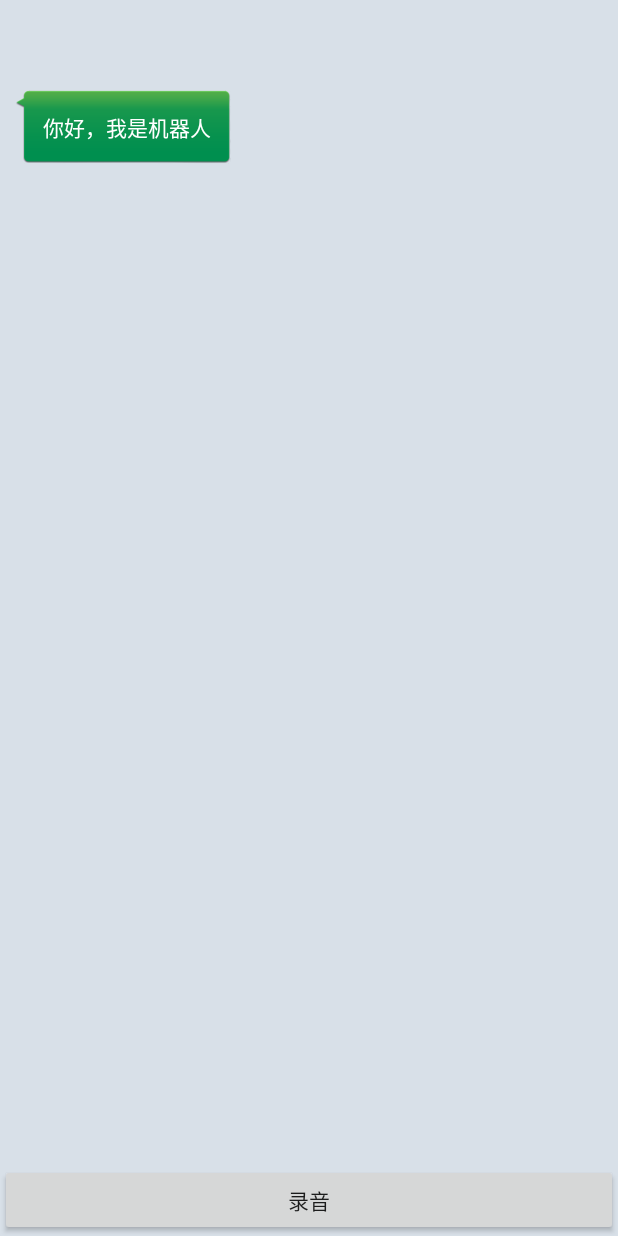
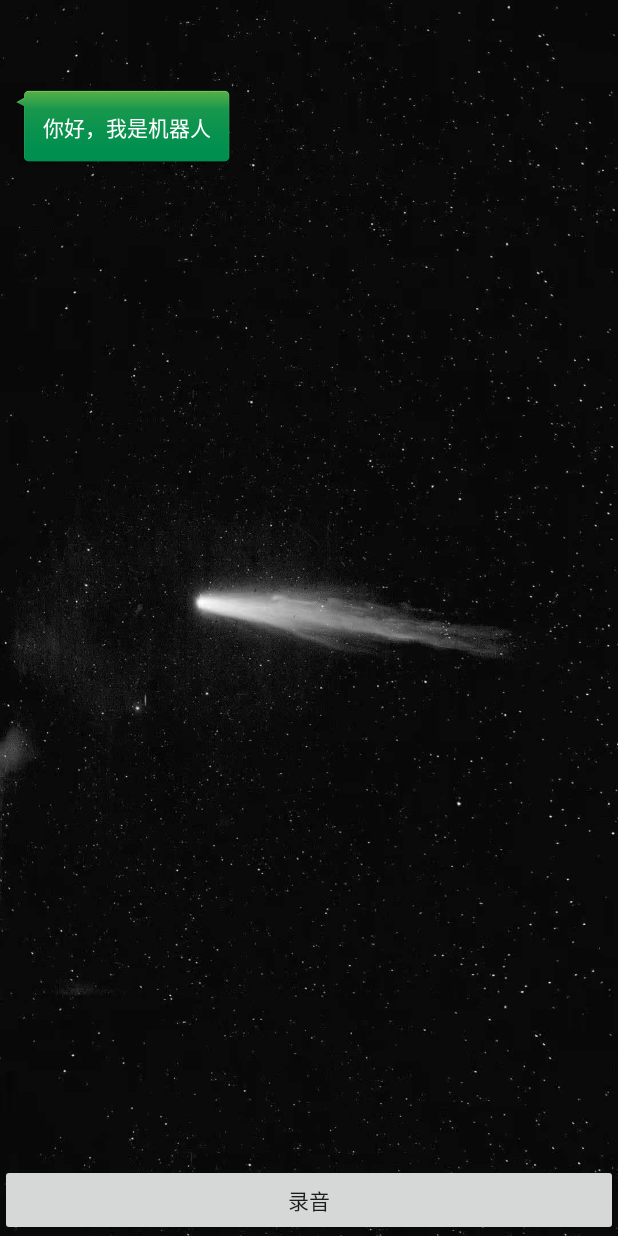
Before and after one commit to mzj-xk/WeatherApp, an Android app: the fragment AiFragment shown on its own in the app's theme, on a phone screen of 412 x 824 dp. Run offline under Robolectric (Android 15) with nearby library versions, the phone set to English and light mode, and no system bars; 1 statement that could not run was skipped.

Commit message:
增加了启动页文字和机器人可以语音播报

```diff
--- /dev/null
+++ b/app/src/main/java/com/android/weatherapp3/logic/SystemTTS.java
@@ -0,0 +1,88 @@
+package com.android.weatherapp3.logic;
+import android.annotation.SuppressLint;
+import android.content.Context;
+import android.speech.tts.TextToSpeech;
+import android.speech.tts.UtteranceProgressListener;
+
+import java.util.Locale;
+
+@SuppressLint("NewApi")
+public class SystemTTS extends UtteranceProgressListener implements  TextToSpeech.OnUtteranceCompletedListener {
+    private Context mContext;
+    private static SystemTTS singleton;
+    private TextToSpeech textToSpeech; // 系统语音播报类
+    private boolean isSuccess = true;
+
+    public static SystemTTS getInstance(Context context) {
+        if (singleton == null) {
+            synchronized (SystemTTS.class) {
+                if (singleton == null) {
+                    singleton = new SystemTTS(context);
+                }
+            }
+        }
+        return singleton;
+    }
+
+    private SystemTTS(Context context) {
+        this.mContext = context.getApplicationContext();
+        textToSpeech = new TextToSpeech(mContext, new TextToSpeech.OnInitListener() {
+            @Override
+            public void onInit(int i) {
+                //系统语音初始化成功
+                if (i == TextToSpeech.SUCCESS) {
+                    int result = textToSpeech.setLanguage(Locale.CHINA);
+                    textToSpeech.setPitch(1.0f);// 设置音调，值越大声音越尖（女生），值越小则变成男声,1.0是常规
+                    textToSpeech.setSpeechRate(1.0f);
+                    textToSpeech.setOnUtteranceProgressListener(SystemTTS.this);
+                    textToSpeech.setOnUtteranceCompletedListener(SystemTTS.this);
+                    if (result == TextToSpeech.LANG_MISSING_DATA
+                            || result == TextToSpeech.LANG_NOT_SUPPORTED) {
+                        //系统不支持中文播报
+                        isSuccess = false;
+                    }
+                }
+
+            }
+        });
+        // 调用 SystemTTS.getInstance(parent.context).playText("水果名是${fruit.name}")
+    }
+
+    public void playText(String playText) {
+        if (!isSuccess) {
+            return;
+        }
+        if (textToSpeech != null) {
+            textToSpeech.speak(playText,
+                    TextToSpeech.QUEUE_ADD, null, null);
+        }
+    }
+
+    public void stopSpeak() {
+        if (textToSpeech != null) {
+            textToSpeech.stop();
+        }
+    }
+
+
+    //播报完成回调
+    @Override
+    public void onUtteranceCompleted(String utteranceId) {
+    }
+
+    @Override
+    public void onStart(String utteranceId) {
+
+    }
+
+    @Override
+    public void onDone(String utteranceId) {
+    }
+
+    @Override
+    public void onError(String utteranceId) {
+
+    }
+
+
+}
--- a/app/src/main/java/com/android/weatherapp3/ui/ai/AiFragment.kt
+++ b/app/src/main/java/com/android/weatherapp3/ui/ai/AiFragment.kt
@@ -9,6 +9,7 @@ import androidx.fragment.app.Fragment
 import androidx.lifecycle.ViewModelProviders
 import androidx.recyclerview.widget.LinearLayoutManager
 import com.android.weatherapp3.R
+import com.android.weatherapp3.logic.SystemTTS
 import com.baidu.speech.EventListener
 import com.baidu.speech.EventManager
 import com.baidu.speech.EventManagerFactory
@@ -24,24 +25,35 @@ class AiFragment : Fragment(), EventListener{
 
     private lateinit var adapter: MsgAdapter
 
+    private lateinit var tts: SystemTTS
+
+    override fun onCreate(savedInstanceState: Bundle?) {
+        super.onCreate(savedInstanceState)
+        tts = SystemTTS.getInstance(context)
+    }
+
     override fun onCreateView(
         inflater: LayoutInflater,
         container: ViewGroup?,
         savedInstanceState: Bundle?
     ): View? {
 //        activity?.window?.statusBarColor = Color.BLUE
+        val msg1 = Msg("你好，我是机器人", Msg.TYPE_RECEIVED)
+        tts.playText(msg1.content)
+        msgList.add(msg1)
         return inflater.inflate(R.layout.ai, container, false)
     }
 
     override fun onActivityCreated(savedInstanceState: Bundle?) {
         super.onActivityCreated(savedInstanceState)
-        initMsg()
         viewModel.getAiMessageLiveData.observe(this, {
             val aiMessage = it.getOrNull()
             if (aiMessage != null) {
                 msgList.add(Msg(aiMessage, Msg.TYPE_RECEIVED))
+                tts.playText(aiMessage)
                 adapter.notifyItemInserted(msgList.size - 1)
                 recyclerView.scrollToPosition(msgList.size - 1)
+
             }
         })
 
@@ -61,10 +73,7 @@ class AiFragment : Fragment(), EventListener{
 
     }
 
-    private fun initMsg() {
-        val msg1 = Msg("你好，我是机器人", Msg.TYPE_RECEIVED)
-        msgList.add(msg1)
-    }
+
 
     override fun onEvent(name: String?, params: String?, data: ByteArray?, offset: Int, length: Int) {
         if (name.equals(SpeechConstant.CALLBACK_EVENT_ASR_PARTIAL)) {
--- a/app/src/main/res/layout/ai.xml
+++ b/app/src/main/res/layout/ai.xml
@@ -3,7 +3,7 @@
     android:orientation="vertical"
     android:layout_width="match_parent"
     android:layout_height="match_parent"
-    android:background="#d8e0e8" >
+    android:background="@drawable/bg" >
 
     <androidx.recyclerview.widget.RecyclerView
         android:id="@+id/recyclerView"
--- a/app/src/main/res/layout/place.xml
+++ b/app/src/main/res/layout/place.xml
@@ -39,6 +39,7 @@
         android:hint="请输入地址" />
 
     <androidx.recyclerview.widget.RecyclerView
+        android:layout_marginTop="50dp"
         android:id="@+id/recyclerView"
         android:layout_width="match_parent"
         android:layout_height="match_parent"
```
Also changed, not shown: app/src/main/res/layout/activity_splash.xml (+14 -2 lines), app/src/main/res/drawable-v24/text.png (added).
